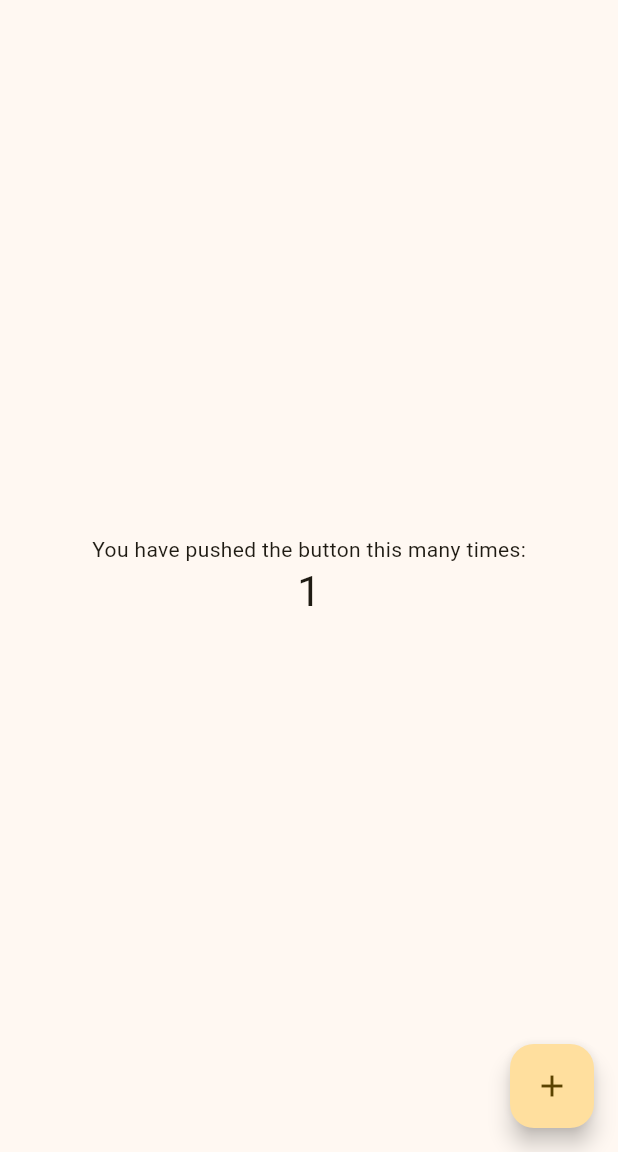
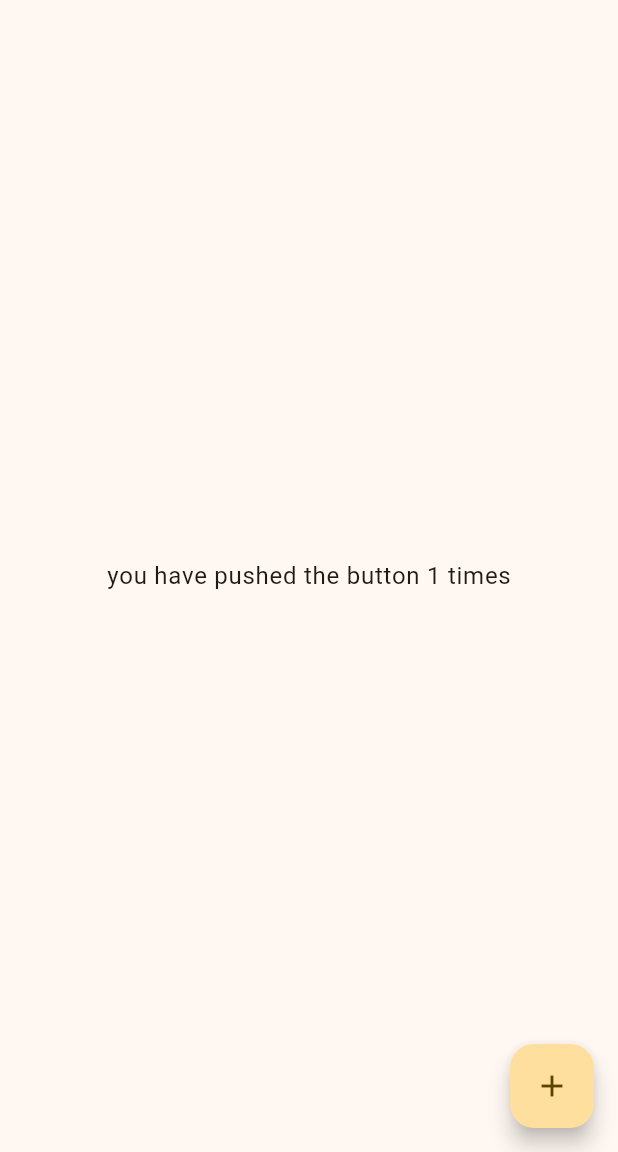
Before and after one commit to Cimorexave/flutter_sandbox, a Flutter app: the screen it shows after launch, after a tap on the "add" icon, on a phone screen of 412 x 824 dp, the part 84-1236 px from its top. Run offline on Flutter 3.47's test engine with Material 3 defaults, Android fonts, the phone set to English and light mode, and no system bars.

Commit message:
experimenting with components; simplified

```diff
--- a/lib/main.dart
+++ b/lib/main.dart
@@ -13,21 +13,6 @@ class MyApp extends StatelessWidget {
     return MaterialApp(
       title: 'Flutter Demo',
       theme: ThemeData(
-        // This is the theme of your application.
-        //
-        // TRY THIS: Try running your application with "flutter run". You'll see
-        // the application has a purple toolbar. Then, without quitting the app,
-        // try changing the seedColor in the colorScheme below to Colors.green
-        // and then invoke "hot reload" (save your changes or press the "hot
-        // reload" button in a Flutter-supported IDE, or press "r" if you used
-        // the command line to start the app).
-        //
-        // Notice that the counter didn't reset back to zero; the application
-        // state is not lost during the reload. To reset the state, use hot
-        // restart instead.
-        //
-        // This works for code too, not just values: Most code changes can be
-        // tested with just a hot reload.
         colorScheme: ColorScheme.fromSeed(seedColor: Colors.amber),
         useMaterial3: true,
       ),
@@ -57,25 +42,14 @@ class MyHomePage extends StatefulWidget {
 class _MyHomePageState extends State<MyHomePage> {
   int _counter = 0;
 
-  void _incrementCounter() {
-    setState(() {
-      // This call to setState tells the Flutter framework that something has
-      // changed in this State, which causes it to rerun the build method below
-      // so that the display can reflect the updated values. If we changed
-      // _counter without calling setState(), then the build method would not be
-      // called again, and so nothing would appear to happen.
-      _counter++;
-    });
-  }
+  // void _incrementCounter() {
+  //   setState(() {
+  //     _counter++;
+  //   });
+  // }
 
   @override
   Widget build(BuildContext context) {
-    // This method is rerun every time setState is called, for instance as done
-    // by the _incrementCounter method above.
-    //
-    // The Flutter framework has been optimized to make rerunning build methods
-    // fast, so that you can just rebuild anything that needs updating rather
-    // than having to individually change instances of widgets.
     return Scaffold(
       appBar: AppBar(
         // TRY THIS: Try changing the color here to a specific color (to
@@ -87,39 +61,28 @@ class _MyHomePageState extends State<MyHomePage> {
         title: Text(widget.title),
       ),
       body: Center(
-        // Center is a layout widget. It takes a single child and positions it
-        // in the middle of the parent.
-        child: Column(
-          // Column is also a layout widget. It takes a list of children and
-          // arranges them vertically. By default, it sizes itself to fit its
-          // children horizontally, and tries to be as tall as its parent.
-          //
-          // Column has various properties to control how it sizes itself and
-          // how it positions its children. Here we use mainAxisAlignment to
-          // center the children vertically; the main axis here is the vertical
-          // axis because Columns are vertical (the cross axis would be
-          // horizontal).
-          //
-          // TRY THIS: Invoke "debug painting" (choose the "Toggle Debug Paint"
-          // action in the IDE, or press "p" in the console), to see the
-          // wireframe for each widget.
-          mainAxisAlignment: MainAxisAlignment.center,
-          children: <Widget>[
-            const Text(
-              'You have pushed the button this many times:',
-            ),
-            Text(
-              '$_counter',
-              style: Theme.of(context).textTheme.headlineMedium,
-            ),
-          ],
+        child: Text(
+          'you have pushed the button $_counter times',
+          style: Theme.of(context).textTheme.bodyLarge,
         ),
+        // child: Column(
+        //   mainAxisAlignment: MainAxisAlignment.center,
+        //   children: <Widget>[
+        //     const Text(
+        //       'You have pushed the button this many times:',
+        //     ),
+        //     Text(
+        //       '$_counter',
+        //       style: Theme.of(context).textTheme.headlineMedium,
+        //     ),
+        //   ],
+        // ),
       ),
       floatingActionButton: FloatingActionButton(
-        onPressed: _incrementCounter,
+        onPressed: () => setState(() => _counter++),
         tooltip: 'Increment',
         child: const Icon(Icons.add),
-      ), // This trailing comma makes auto-formatting nicer for build methods.
+      ),
     );
   }
 }
```
